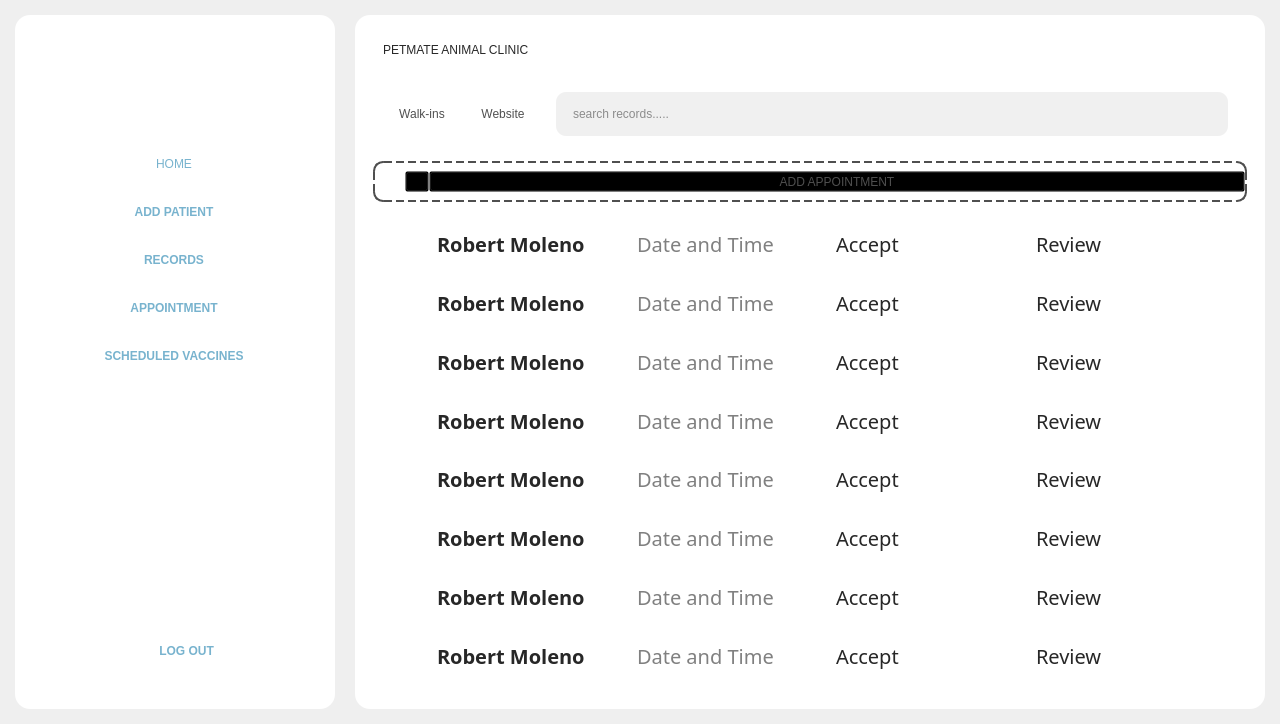
DreddVDomasian/Petmate-Desktop-Application, file Frontend/Home.ui: the form before one commit.
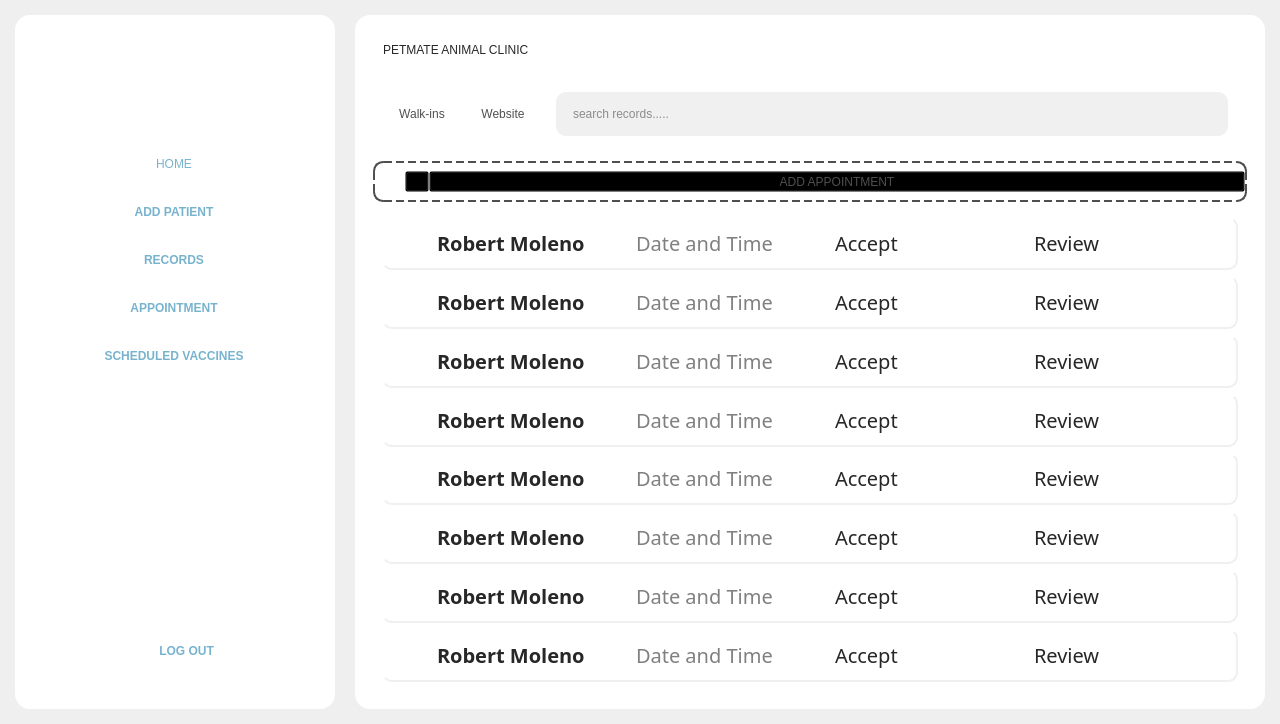
The form after the commit. The open tabs and pages were chosen to show the change. Icons and pictures are not drawn.

The edit to the form file:
```diff
--- a/Frontend/Home.ui
+++ b/Frontend/Home.ui
@@ -3166,7 +3166,7 @@
                     <x>0</x>
                     <y>0</y>
                     <width>857</width>
-                    <height>524</height>
+                    <height>540</height>
                    </rect>
                   </property>
                   <property name="styleSheet">
@@ -3182,7 +3182,7 @@
                       </size>
                      </property>
                      <property name="styleSheet">
-                      <string notr="true">#frame_20{
+                      <string notr="true">#frame_25{
 	border-right: 2px solid #f0f0f0;
     border-bottom: 2px solid #f0f0f0;
     border-radius: 10px;
@@ -3285,7 +3285,7 @@
                       </size>
                      </property>
                      <property name="styleSheet">
-                      <string notr="true">#frame_20{
+                      <string notr="true">#frame_24{
 	border-right: 2px solid #f0f0f0;
     border-bottom: 2px solid #f0f0f0;
     border-radius: 10px;
@@ -3388,7 +3388,7 @@
                       </size>
                      </property>
                      <property name="styleSheet">
-                      <string notr="true">#frame_20{
+                      <string notr="true">#frame_29{
 	border-right: 2px solid #f0f0f0;
     border-bottom: 2px solid #f0f0f0;
     border-radius: 10px;
@@ -3491,7 +3491,7 @@
                       </size>
                      </property>
                      <property name="styleSheet">
-                      <string notr="true">#frame_20{
+                      <string notr="true">#frame_23{
 	border-right: 2px solid #f0f0f0;
     border-bottom: 2px solid #f0f0f0;
     border-radius: 10px;
@@ -3594,7 +3594,7 @@
                       </size>
                      </property>
                      <property name="styleSheet">
-                      <string notr="true">#frame_20{
+                      <string notr="true">#frame_27{
 	border-right: 2px solid #f0f0f0;
     border-bottom: 2px solid #f0f0f0;
     border-radius: 10px;
@@ -3697,7 +3697,7 @@
                       </size>
                      </property>
                      <property name="styleSheet">
-                      <string notr="true">#frame_20{
+                      <string notr="true">#frame_26{
 	border-right: 2px solid #f0f0f0;
     border-bottom: 2px solid #f0f0f0;
     border-radius: 10px;
@@ -3800,7 +3800,7 @@
                       </size>
                      </property>
                      <property name="styleSheet">
-                      <string notr="true">#frame_20{
+                      <string notr="true">#frame_22{
 	border-right: 2px solid #f0f0f0;
     border-bottom: 2px solid #f0f0f0;
     border-radius: 10px;
@@ -3903,7 +3903,7 @@
                       </size>
                      </property>
                      <property name="styleSheet">
-                      <string notr="true">#frame_20{
+                      <string notr="true">#frame_28{
 	border-right: 2px solid #f0f0f0;
     border-bottom: 2px solid #f0f0f0;
     border-radius: 10px;
```
Left out of the diff: 36 changed lines with no effect on the pictures.
